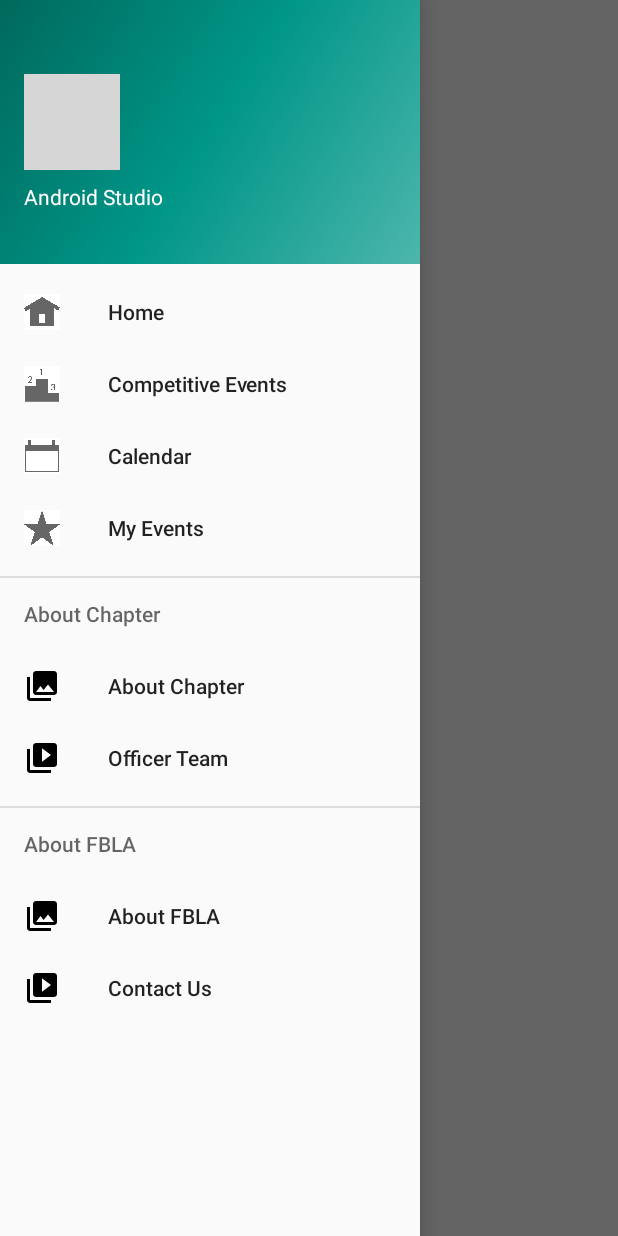
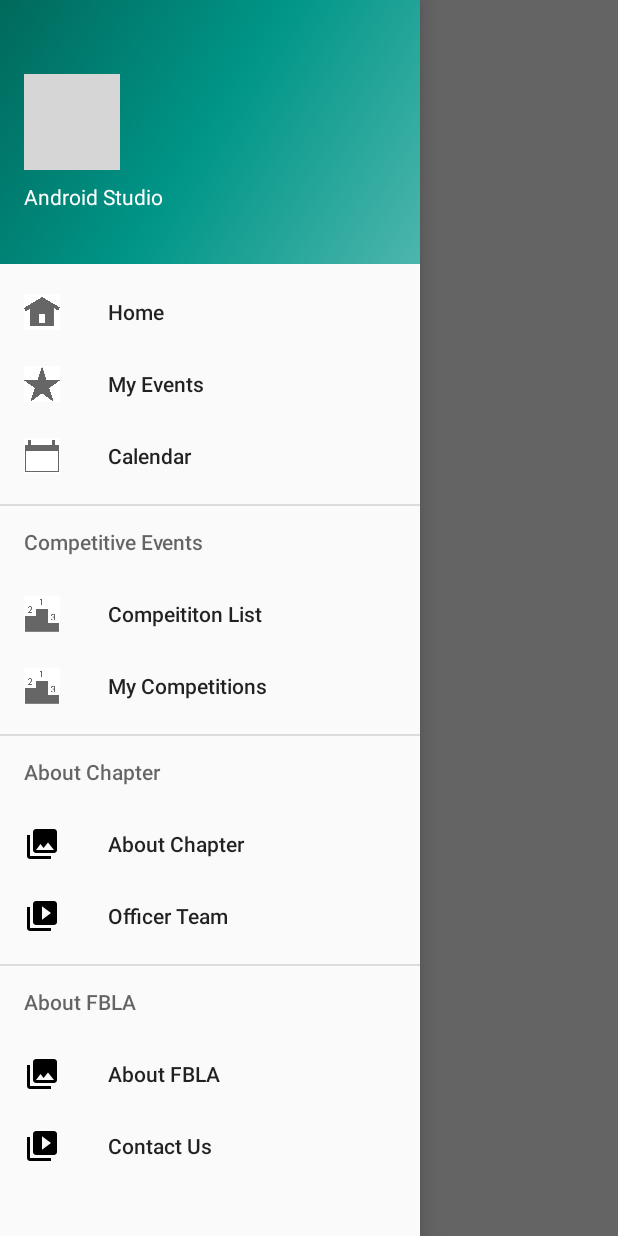
Before and after one commit to EylamTagor/HHS-FBLA-MAD-2020, an Android app: the HomeActivity screen opened directly, with no data from a screen before it, with the side drawer open, on a phone screen of 412 x 824 dp. Run offline under Robolectric (Android 15) with nearby library versions, the phone set to English and light mode, and no system bars; our stand-ins replace Firebase (no records; nobody signed in at launch, a user with empty details on screens opened directly), Picasso, navigation-ui; pictures from the network do not load; 7 statements that could not run were skipped; grey boxes are pictures that could not be loaded.

Commit message:
MyComps functionality

```diff
--- a/app/src/main/res/menu/activity_home_drawer.xml
+++ b/app/src/main/res/menu/activity_home_drawer.xml
@@ -9,23 +9,31 @@
         android:icon="@drawable/home_icon"
         android:title="@string/menu_home" />
     <item
-
-        android:id="@+id/nav_comps"
-        android:icon="@drawable/comps_icon"
-        android:title="@string/menu_comps" />
+        android:id="@+id/nav_my_events"
+        android:icon="@drawable/my_icon"
+        android:title="@string/menu_my_events" />
 
     <item
             android:id="@+id/nav_calendar"
             android:icon="@drawable/calendar_icon1"
             android:title="@string/menu_calendar" />
 
-        <item
-            android:id="@+id/nav_my_events"
-            android:icon="@drawable/my_icon"
-            android:title="@string/menu_my_events" />
 
+    <item android:title="Competitive Events" >
+        <menu >
+            <item
 
-        <item android:title="About Chapter" >
+                android:id="@+id/nav_comps"
+                android:icon="@drawable/comps_icon"
+                android:title="Compeititon List" />
+            <item
+                android:id="@+id/nav_mycomps"
+                android:icon="@drawable/comps_icon"
+                android:title="My Competitions" />
+        </menu>
+    </item>
+
+    <item android:title="About Chapter" >
             <menu>
                 <item
                     android:id="@+id/nav_about_chapter"
--- a/app/src/main/res/navigation/mobile_navigation.xml
+++ b/app/src/main/res/navigation/mobile_navigation.xml
@@ -45,4 +45,9 @@
         android:name="com.hhsfbla.mad.ui.contact.ContactFragment"
         android:label="Contact Us"
         tools:layout="@layout/fragment_contact" />
+    <fragment
+        android:id="@+id/nav_mycomps"
+        android:name="com.hhsfbla.mad.ui.mycomps.MyCompsFragment"
+        android:label="My Competitions"
+        tools:layout="@layout/fragment_my_comps" />
 </navigation>
```
Also changed, not shown: app/src/main/java/com/hhsfbla/mad/ui/home/HomeFragment.java (+4 -7 lines), app/src/main/java/com/hhsfbla/mad/ui/mycomps/MyCompsFragment.java (added, +84 -0 lines), app/src/main/java/com/hhsfbla/mad/ui/mycomps/MyCompsViewModel.java (added, +7 -0 lines), app/src/main/java/com/hhsfbla/mad/ui/myevents/MyEventsFragment.java (+10 -14 lines), app/src/main/res/layout/activity_add_event.xml (+4 -4 lines), app/src/main/res/layout/fragment_my_comps.xml (added, +29 -0 lines), app/src/main/res/layout/my_comps_fragment.xml (added, +13 -0 lines).
